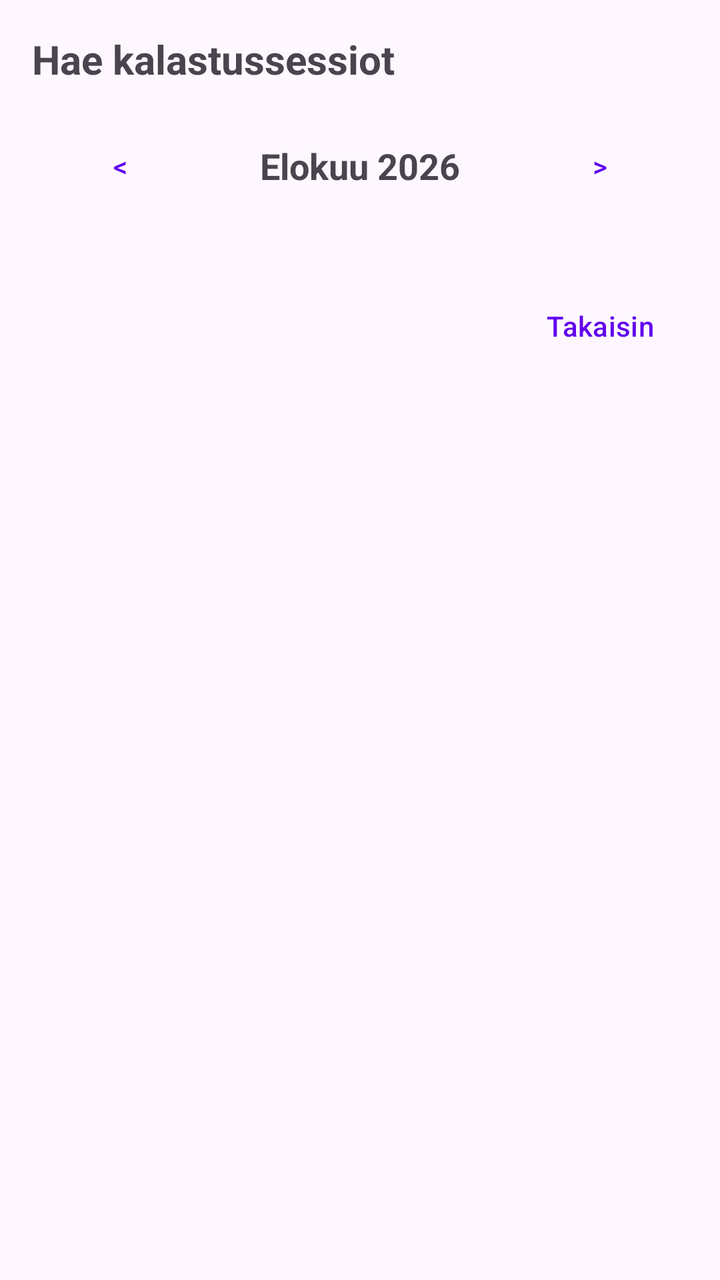
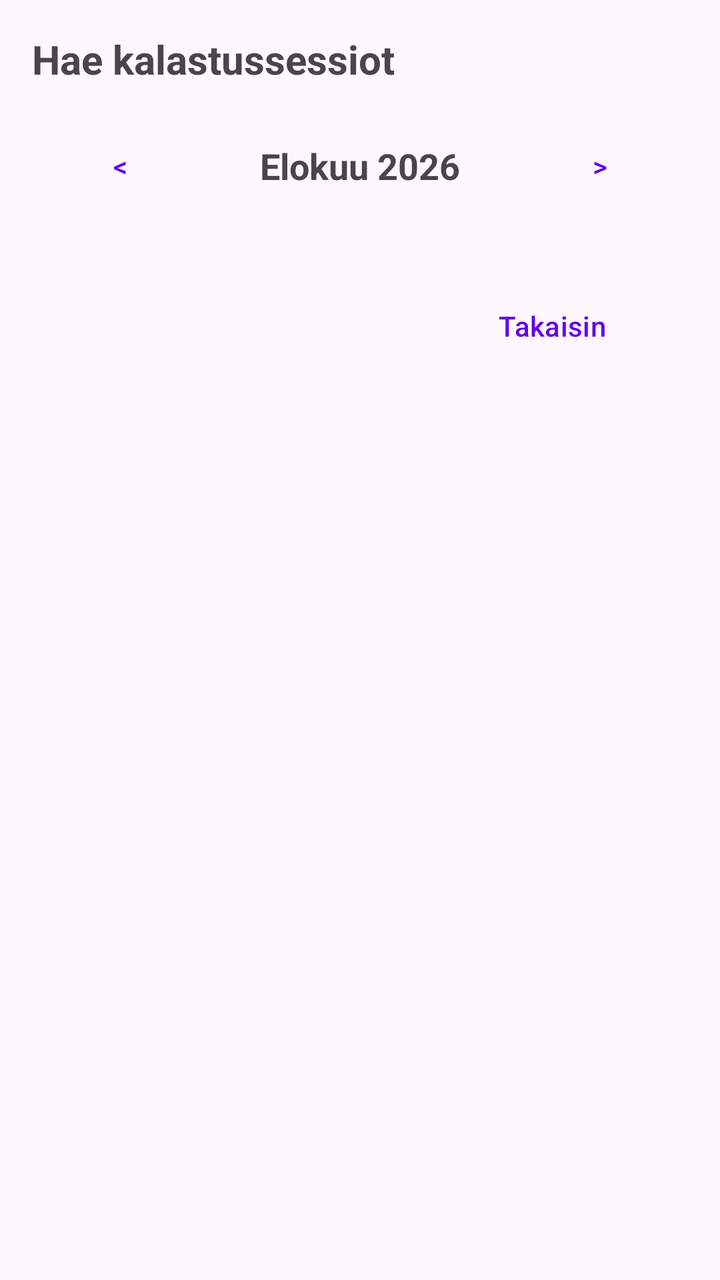

Compare the two renders of this Android layout. The source of the first and the diff that turns it into the second are given below.
<!-- AndroidManifest.xml: application theme Theme.KalaKartta -->
<!-- res/layout/activity_fishing_sessions.xml -->
<?xml version="1.0" encoding="utf-8"?>
<LinearLayout xmlns:android="http://schemas.android.com/apk/res/android"
    android:layout_width="match_parent"
    android:layout_height="match_parent"
    android:orientation="vertical"
    android:padding="16dp">

    <TextView
        android:layout_width="match_parent"
        android:layout_height="wrap_content"
        android:text="Hae kalastussessiot"
        android:textSize="20sp"
        android:textStyle="bold"
        android:layout_marginBottom="16dp" />

    <LinearLayout
        android:layout_width="match_parent"
        android:layout_height="wrap_content"
        android:orientation="horizontal"
        android:gravity="center_vertical"
        android:layout_marginBottom="8dp">

        <Button
            android:id="@+id/prevMonthButton"
            style="@style/Widget.Material3.Button.TextButton"
            android:layout_width="wrap_content"
            android:layout_height="wrap_content"
            android:text="&lt;" />

        <TextView
            android:id="@+id/monthYearText"
            android:layout_width="0dp"
            android:layout_height="wrap_content"
            android:layout_weight="1"
            android:gravity="center"
            android:text="Elokuu 2026"
            android:textSize="18sp"
            android:textStyle="bold" />

        <Button
            android:id="@+id/nextMonthButton"
            style="@style/Widget.Material3.Button.TextButton"
            android:layout_width="wrap_content"
            android:layout_height="wrap_content"
            android:text="&gt;" />
    </LinearLayout>

    <GridLayout
        android:id="@+id/calendarGrid"
        android:layout_width="match_parent"
        android:layout_height="wrap_content"
        android:columnCount="7"
        android:layout_marginBottom="16dp" />

    <TextView
        android:id="@+id/sessionsLabel"
        android:layout_width="match_parent"
        android:layout_height="wrap_content"
        android:text="Sessiot:"
        android:textStyle="bold"
        android:layout_marginBottom="8dp"
        android:visibility="gone" />

    <ScrollView
        android:layout_width="match_parent"
        android:layout_height="0dp"
        android:layout_weight="1">

        <LinearLayout
            android:layout_width="match_parent"
            android:layout_height="wrap_content"
            android:orientation="vertical">

            <LinearLayout
                android:id="@+id/sessionsContainer"
                android:layout_width="match_parent"
                android:layout_height="wrap_content"
                android:orientation="vertical" />

            <Button
                android:id="@+id/backButton"
                style="@style/Widget.Material3.Button.TextButton"
                android:layout_width="wrap_content"
                android:layout_height="wrap_content"
                android:layout_gravity="end"
                android:text="Takaisin"
                android:layout_marginTop="8dp"
                android:layout_marginBottom="16dp" />
        </LinearLayout>
    </ScrollView>

</LinearLayout>
<!-- resources referenced by this layout -->
<resources>
  <style name="Theme.KalaKartta" parent="Base.Theme.KalaKartta" />
  <style name="Base.Theme.KalaKartta" parent="Theme.Material3.DayNight.NoActionBar">
          
          <item name="colorPrimary">#6200EE</item>
          <item name="colorOnPrimary">#FFFFFF</item>
          <item name="editTextStyle">@style/Widget.AppCompat.EditText</item>
          <item name="android:spinnerStyle">@style/Widget.AppCompat.Spinner</item>
      </style>
</resources>

<!-- the commit's change to res/layout/activity_fishing_sessions.xml (unified diff, before → after) -->
@@ -85,6 +85,7 @@
                 android:layout_gravity="end"
                 android:text="Takaisin"
                 android:layout_marginTop="8dp"
+                android:layout_marginEnd="@dimen/landscape_safe_margin"
                 android:layout_marginBottom="16dp" />
         </LinearLayout>
     </ScrollView>
<!-- resource entries referenced after the edit -->
@@ -1,5 +1,6 @@
 <!-- resources referenced by this layout -->
 <resources>
+  <dimen name="landscape_safe_margin">24dp</dimen>
   <style name="Theme.KalaKartta" parent="Base.Theme.KalaKartta" />
   <style name="Base.Theme.KalaKartta" parent="Theme.Material3.DayNight.NoActionBar">
           
